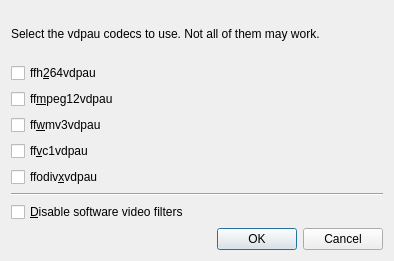
Above: src/gui/pref/vdpauproperties.ui from wilbert2000/wzplayer before the change. Below: the same form after it.
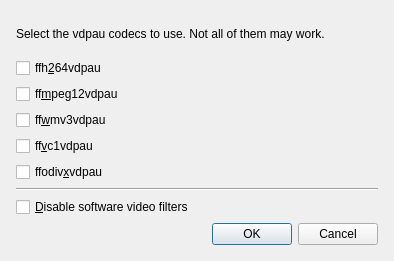
That is the form after the change.

What changed in the file:
```diff
--- a/src/gui/pref/vdpauproperties.ui
+++ b/src/gui/pref/vdpauproperties.ui
@@ -12,7 +12,10 @@
   <property name="windowTitle" >
    <string>VDPAU Properties</string>
   </property>
-  <layout class="QVBoxLayout" >
+  <layout class="QVBoxLayout">
+   <property name="margin">
+    <number>16</number>
+   </property>
    <item>
     <widget class="QLabel" name="label" >
      <property name="text" >
@@ -77,8 +80,8 @@
      <property name="orientation" >
       <enum>Qt::Horizontal</enum>
      </property>
-     <property name="standardButtons" >
-      <set>QDialogButtonBox::Cancel|QDialogButtonBox::NoButton|QDialogButtonBox::Ok</set>
+     <property name="standardButtons">
+      <set>QDialogButtonBox::Cancel|QDialogButtonBox::Ok</set>
      </property>
     </widget>
    </item>
```
Left out of the diff: 55 changed lines with no effect on the pictures.
